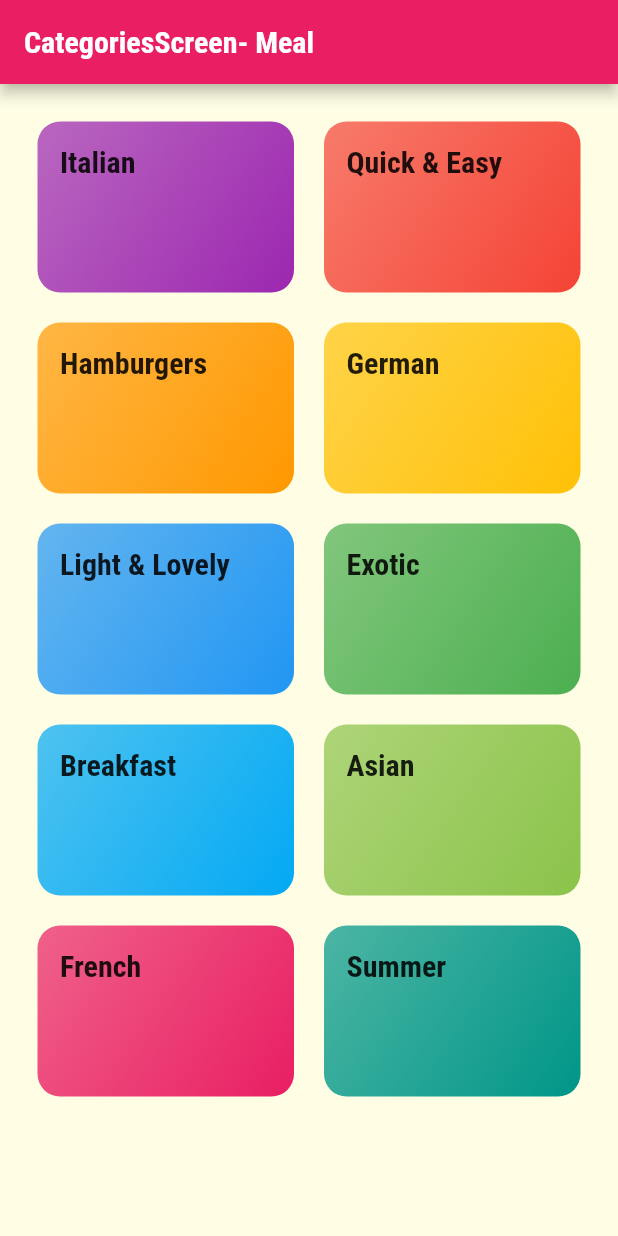
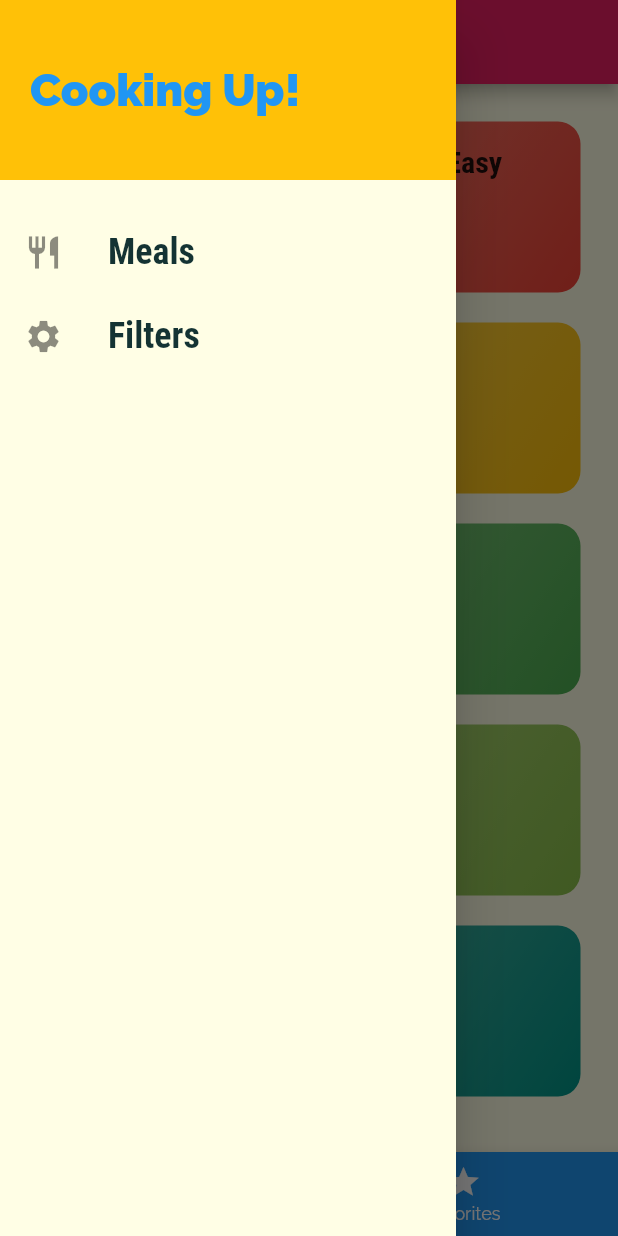
Before and after one commit to gj3017/flutter_meals, a Flutter app: the screen it shows after launch, with the side drawer open (before the commit the screen has no drawer), on a phone screen of 412 x 824 dp. Run offline on Flutter 3.47's test engine with Material 2 defaults, Android fonts, the phone set to English and light mode, and no system bars.

Commit message:
添加tabs和draws

```diff
--- a/lib/main.dart
+++ b/lib/main.dart
@@ -3,6 +3,8 @@ import 'package:flutter/material.dart';
 import './screens/meal_detail_screen.dart';
 import './screens/category_meals_screen.dart';
 import './screens/categories_screen.dart';
+import 'screens/filters_screen.dart';
+import 'screens/tabs_screen.dart';
 
 void main() => runApp(MyApp());
 
@@ -36,9 +38,10 @@ class MyApp extends StatelessWidget {
       // home: CategoriesScreen(),
       initialRoute: '/', // default is '/'
       routes: {
-        '/': (ctx) => CategoriesScreen(),
+        '/': (ctx) => TabsScreen(),
         CategoryMealsScreen.routeName: (ctx) => CategoryMealsScreen(),
         MealDetailScreen.routeName: (ctx) => MealDetailScreen(),
+        FiltersScreen.routeName: (ctx) => FiltersScreen(),
       },
       onGenerateRoute: (settings) {
         print(settings.arguments);
--- a/lib/screens/categories_screen.dart
+++ b/lib/screens/categories_screen.dart
@@ -6,11 +6,7 @@ import '../widgets/category_item.dart';
 class CategoriesScreen extends StatelessWidget {
   @override
   Widget build(BuildContext context) {
-    return Scaffold(
-      appBar: AppBar(
-        title: Text(this.runtimeType.toString() + '- Meal'),
-      ),
-      body: GridView(
+    return GridView(
       padding: const EdgeInsets.all(25),
       children: DUMMY_CATEGORIES
           .map(
@@ -27,7 +23,6 @@ class CategoriesScreen extends StatelessWidget {
         crossAxisSpacing: 20,
         mainAxisSpacing: 20,
       ),
-      ),
     );
   }
 }
--- /dev/null
+++ b/lib/screens/filters_screen.dart
@@ -0,0 +1,20 @@
+import 'package:flutter/material.dart';
+
+import '../widgets/main_drawer.dart';
+
+class FiltersScreen extends StatelessWidget {
+  static const routeName = '/filters';
+
+  @override
+  Widget build(BuildContext context) {
+    return Scaffold(
+      appBar: AppBar(
+        title: Text('Your Filters'),
+      ),
+      drawer: MainDrawer(),
+      body: Center(
+        child: Text('Filters!'),
+      ),
+    );
+  }
+}
--- /dev/null
+++ b/lib/screens/tabs_screen.dart
@@ -0,0 +1,61 @@
+import 'package:flutter/material.dart';
+
+import '../widgets/main_drawer.dart';
+import './favorites_screen.dart';
+import './categories_screen.dart';
+
+class TabsScreen extends StatefulWidget {
+  @override
+  _TabsScreenState createState() => _TabsScreenState();
+}
+
+class _TabsScreenState extends State<TabsScreen> {
+  final List<Map<String, Object>> _pages = [
+    {
+      'page': CategoriesScreen(),
+      'title': 'Categories',
+    },
+    {
+      'page': FavoritesScreen(),
+      'title': 'Your Favorite',
+    },
+  ];
+  int _selectedPageIndex = 0;
+
+  void _selectPage(int index) {
+    setState(() {
+      _selectedPageIndex = index;
+    });
+  }
+
+  @override
+  Widget build(BuildContext context) {
+    return Scaffold(
+      appBar: AppBar(
+        title: Text(_pages[_selectedPageIndex]['title']),
+      ),
+      drawer: MainDrawer(),
+      body: _pages[_selectedPageIndex]['page'],
+      bottomNavigationBar: BottomNavigationBar(
+        onTap: _selectPage,
+        backgroundColor: Theme.of(context).primaryColor,
+        unselectedItemColor: Colors.white,
+        selectedItemColor: Theme.of(context).colorScheme.secondary,
+        currentIndex: _selectedPageIndex,
+        // type: BottomNavigationBarType.fixed,
+        items: [
+          BottomNavigationBarItem(
+            backgroundColor: Theme.of(context).primaryColor,
+            icon: Icon(Icons.category),
+            label: 'Categories',
+          ),
+          BottomNavigationBarItem(
+            backgroundColor: Theme.of(context).primaryColor,
+            icon: Icon(Icons.star),
+            label: 'Favorites',
+          ),
+        ],
+      ),
+    );
+  }
+}
--- /dev/null
+++ b/lib/widgets/main_drawer.dart
@@ -0,0 +1,56 @@
+import 'package:flutter/material.dart';
+
+import '../screens/filters_screen.dart';
+
+class MainDrawer extends StatelessWidget {
+  Widget buildListTile(String title, IconData icon, Function tapHandler) {
+    return ListTile(
+      leading: Icon(
+        icon,
+        size: 26,
+      ),
+      title: Text(
+        title,
+        style: TextStyle(
+          fontFamily: 'RobotoCondensed',
+          fontSize: 24,
+          fontWeight: FontWeight.bold,
+        ),
+      ),
+      onTap: tapHandler,
+    );
+  }
+
+  @override
+  Widget build(BuildContext context) {
+    return Drawer(
+      child: Column(
+        children: <Widget>[
+          Container(
+            height: 120,
+            width: double.infinity,
+            padding: EdgeInsets.all(20),
+            alignment: Alignment.centerLeft,
+            color: Theme.of(context).colorScheme.secondary,
+            child: Text(
+              'Cooking Up!',
+              style: TextStyle(
+                  fontWeight: FontWeight.w900,
+                  fontSize: 30,
+                  color: Theme.of(context).primaryColor),
+            ),
+          ),
+          SizedBox(
+            height: 20,
+          ),
+          buildListTile('Meals', Icons.restaurant, () {
+            Navigator.of(context).pushReplacementNamed('/');
+          }),
+          buildListTile('Filters', Icons.settings, () {
+            Navigator.of(context).pushReplacementNamed(FiltersScreen.routeName);
+          }),
+        ],
+      ),
+    );
+  }
+}
```
Also changed, not shown: lib/screens/category_meals_screen.dart (+46 -19 lines), lib/screens/favorites_screen.dart (added, +10 -0 lines), lib/screens/meal_detail_screen.dart (+9 -1 lines), lib/widgets/meal_item.dart (+17 -10 lines). Lines whose indentation alone changed are shown as unchanged.
